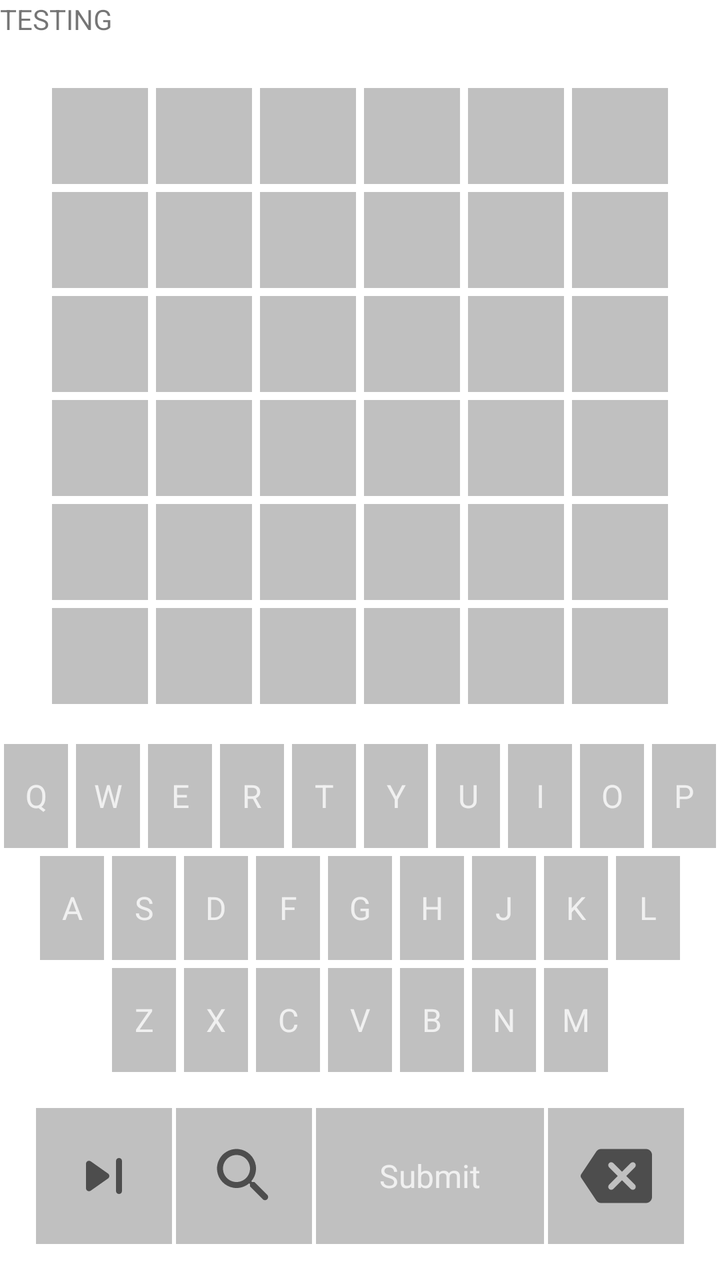
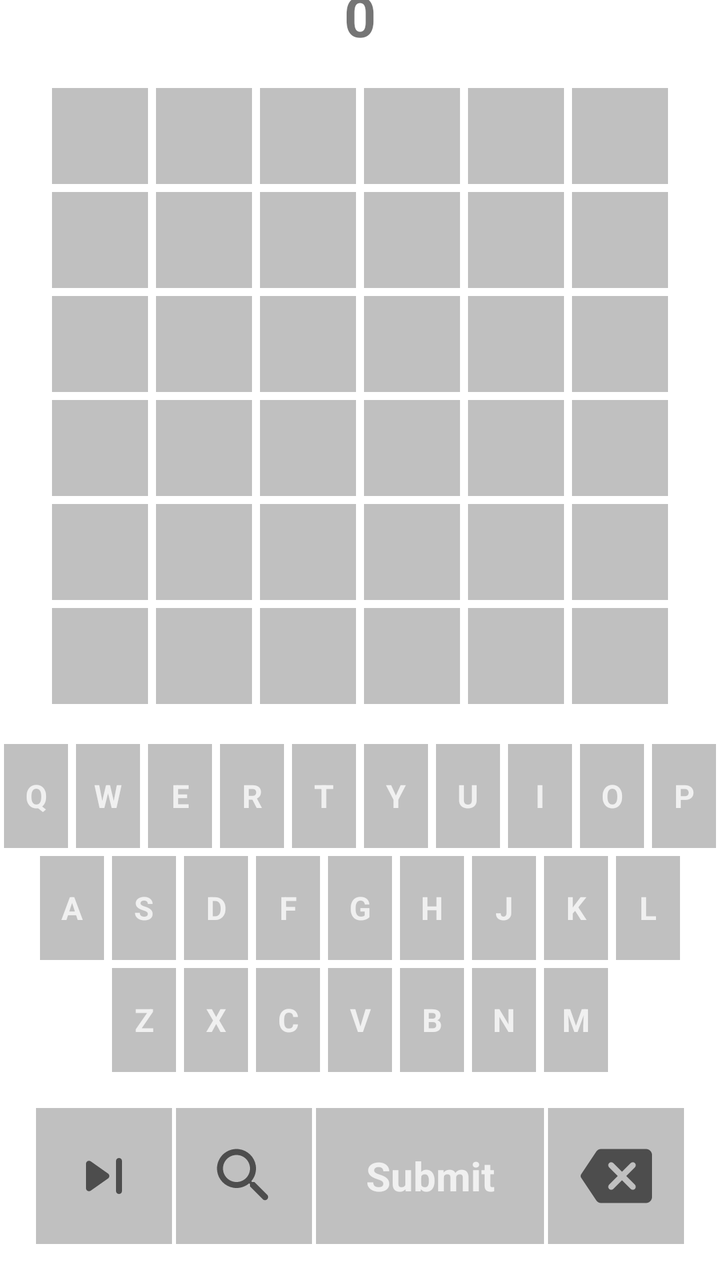

The first picture is an Android layout as it rendered before a commit; the second is the same layout after the commit. The layout source and the unified diff follow.
<!-- AndroidManifest.xml: application theme Theme.Wordy -->
<!-- res/layout/fragment_wordy.xml -->
<?xml version="1.0" encoding="utf-8"?>
<androidx.constraintlayout.widget.ConstraintLayout xmlns:android="http://schemas.android.com/apk/res/android"
  xmlns:app="http://schemas.android.com/apk/res-auto"
  android:layout_width="match_parent"
  android:layout_height="match_parent">

  <TextView
    android:layout_width="match_parent"
    android:layout_height="match_parent"
    android:text="TESTING" />

  <LinearLayout
    android:id="@+id/letter_row_0"
    style="@style/letters_row"
    app:layout_constraintBottom_toTopOf="@id/letter_row_1"
    app:layout_constraintEnd_toEndOf="parent"
    app:layout_constraintStart_toStartOf="parent">

    <TextView
      android:id="@+id/letter_0_0"
      style="@style/letters_slot" />

    <TextView
      android:id="@+id/letter_0_1"
      style="@style/letters_slot" />

    <TextView
      android:id="@+id/letter_0_2"
      style="@style/letters_slot" />

    <TextView
      android:id="@+id/letter_0_3"
      style="@style/letters_slot" />

    <TextView
      android:id="@+id/letter_0_4"
      style="@style/letters_slot" />

    <TextView
      android:id="@+id/letter_0_5"
      style="@style/letters_slot" />

  </LinearLayout>

  <LinearLayout
    android:id="@+id/letter_row_1"
    style="@style/letters_row"
    app:layout_constraintBottom_toTopOf="@id/letter_row_2"
    app:layout_constraintEnd_toEndOf="parent"
    app:layout_constraintStart_toStartOf="parent">

    <TextView
      android:id="@+id/letter_1_0"
      style="@style/letters_slot" />


    <TextView
      android:id="@+id/letter_1_1"
      style="@style/letters_slot" />

    <TextView
      android:id="@+id/letter_1_2"
      style="@style/letters_slot" />

    <TextView
      android:id="@+id/letter_1_3"
      style="@style/letters_slot" />

    <TextView
      android:id="@+id/letter_1_4"
      style="@style/letters_slot" />

    <TextView
      android:id="@+id/letter_1_5"
      style="@style/letters_slot" />

  </LinearLayout>

  <LinearLayout
    android:id="@+id/letter_row_2"
    style="@style/letters_row"
    app:layout_constraintBottom_toTopOf="@id/letter_row_3"
    app:layout_constraintEnd_toEndOf="parent"
    app:layout_constraintStart_toStartOf="parent">

    <TextView
      android:id="@+id/letter_2_0"
      style="@style/letters_slot" />

    <TextView
      android:id="@+id/letter_2_1"
      style="@style/letters_slot" />

    <TextView
      android:id="@+id/letter_2_2"
      style="@style/letters_slot" />

    <TextView
      android:id="@+id/letter_2_3"
      style="@style/letters_slot" />

    <TextView
      android:id="@+id/letter_2_4"
      style="@style/letters_slot" />

    <TextView
      android:id="@+id/letter_2_5"
      style="@style/letters_slot" />

  </LinearLayout>

  <LinearLayout
    android:id="@+id/letter_row_3"
    style="@style/letters_row"
    app:layout_constraintBottom_toTopOf="@id/letter_row_4"
    app:layout_constraintEnd_toEndOf="parent"
    app:layout_constraintStart_toStartOf="parent">

    <TextView
      android:id="@+id/letter_3_0"
      style="@style/letters_slot" />

    <TextView
      android:id="@+id/letter_3_1"
      style="@style/letters_slot" />

    <TextView
      android:id="@+id/letter_3_2"
      style="@style/letters_slot" />

    <TextView
      android:id="@+id/letter_3_3"
      style="@style/letters_slot" />

    <TextView
      android:id="@+id/letter_3_4"
      style="@style/letters_slot" />

    <TextView
      android:id="@+id/letter_3_5"
      style="@style/letters_slot" />

  </LinearLayout>

  <LinearLayout
    android:id="@+id/letter_row_4"
    style="@style/letters_row"
    app:layout_constraintBottom_toTopOf="@id/letter_row_5"
    app:layout_constraintEnd_toEndOf="parent"
    app:layout_constraintStart_toStartOf="parent">

    <TextView
      android:id="@+id/letter_4_0"
      style="@style/letters_slot" />

    <TextView
      android:id="@+id/letter_4_1"
      style="@style/letters_slot" />

    <TextView
      android:id="@+id/letter_4_2"
      style="@style/letters_slot" />

    <TextView
      android:id="@+id/letter_4_3"
      style="@style/letters_slot" />

    <TextView
      android:id="@+id/letter_4_4"
      style="@style/letters_slot" />

    <TextView
      android:id="@+id/letter_4_5"
      style="@style/letters_slot" />

  </LinearLayout>

  <LinearLayout
    android:id="@+id/letter_row_5"
    style="@style/letters_row"
    app:layout_constraintBottom_toTopOf="@id/top_keyboard_row"
    app:layout_constraintEnd_toEndOf="parent"
    app:layout_constraintStart_toStartOf="parent">

    <TextView
      android:id="@+id/letter_5_0"
      style="@style/letters_slot" />


    <TextView
      android:id="@+id/letter_5_1"
      style="@style/letters_slot" />

    <TextView
      android:id="@+id/letter_5_2"
      style="@style/letters_slot" />

    <TextView
      android:id="@+id/letter_5_3"
      style="@style/letters_slot" />

    <TextView
      android:id="@+id/letter_5_4"
      style="@style/letters_slot" />

    <TextView
      android:id="@+id/letter_5_5"
      style="@style/letters_slot" />

  </LinearLayout>

  <LinearLayout
    android:id="@+id/top_keyboard_row"
    style="@style/keyboard_row"
    app:layout_constraintBottom_toTopOf="@id/middle_keyboard_row"
    app:layout_constraintEnd_toEndOf="parent"
    app:layout_constraintStart_toStartOf="parent"
    android:paddingTop="@dimen/spacing">

    <TextView
      style="@style/keyboard_button"
      android:id="@+id/key_q"
      android:text="Q" />

    <TextView
      style="@style/keyboard_button"
      android:id="@+id/key_w"
      android:text="W" />

    <TextView
      style="@style/keyboard_button"
      android:id="@+id/key_e"
      android:text="E" />

    <TextView
      style="@style/keyboard_button"
      android:id="@+id/key_r"
      android:text="R" />

    <TextView
      style="@style/keyboard_button"
      android:id="@+id/key_t"
      android:text="T" />

    <TextView
      style="@style/keyboard_button"
      android:id="@+id/key_y"
      android:text="Y" />

    <TextView
      style="@style/keyboard_button"
      android:id="@+id/key_u"
      android:text="U" />

    <TextView
      style="@style/keyboard_button"
      android:id="@+id/key_i"
      android:text="I" />

    <TextView
      style="@style/keyboard_button"
      android:id="@+id/key_o"
      android:text="O" />

    <TextView
      style="@style/keyboard_button"
      android:id="@+id/key_p"
      android:text="P" />

  </LinearLayout>

  <LinearLayout
    android:id="@+id/middle_keyboard_row"
    style="@style/keyboard_row"
    app:layout_constraintBottom_toTopOf="@id/bottom_keyboard_row"
    app:layout_constraintEnd_toEndOf="parent"
    app:layout_constraintStart_toStartOf="parent">

    <TextView
      style="@style/keyboard_button"
      android:id="@+id/key_a"
      android:text="A" />

    <TextView
      style="@style/keyboard_button"
      android:id="@+id/key_s"
      android:text="S" />

    <TextView
      style="@style/keyboard_button"
      android:id="@+id/key_d"
      android:text="D" />

    <TextView
      style="@style/keyboard_button"
      android:id="@+id/key_f"
      android:text="F" />

    <TextView
      style="@style/keyboard_button"
      android:id="@+id/key_g"
      android:text="G" />

    <TextView
      style="@style/keyboard_button"
      android:id="@+id/key_h"
      android:text="H" />

    <TextView
      style="@style/keyboard_button"
      android:id="@+id/key_j"
      android:text="J" />

    <TextView
      style="@style/keyboard_button"
      android:id="@+id/key_k"
      android:text="K" />

    <TextView
      style="@style/keyboard_button"
      android:id="@+id/key_l"
      android:text="L" />

  </LinearLayout>

  <LinearLayout
    android:id="@+id/bottom_keyboard_row"
    style="@style/keyboard_row"
    app:layout_constraintBottom_toTopOf="@id/action_buttons"
    app:layout_constraintEnd_toEndOf="parent"
    app:layout_constraintStart_toStartOf="parent">

    <TextView
      style="@style/keyboard_button"
      android:id="@+id/key_z"
      android:text="Z" />

    <TextView
      style="@style/keyboard_button"
      android:id="@+id/key_x"
      android:text="X" />

    <TextView
      style="@style/keyboard_button"
      android:id="@+id/key_c"
      android:text="C" />

    <TextView
      style="@style/keyboard_button"
      android:id="@+id/key_v"
      android:text="V" />

    <TextView
      style="@style/keyboard_button"
      android:id="@+id/key_b"
      android:text="B" />

    <TextView
      style="@style/keyboard_button"
      android:id="@+id/key_n"
      android:text="N" />

    <TextView
      style="@style/keyboard_button"
      android:id="@+id/key_m"
      android:text="M" />

  </LinearLayout>

  <androidx.constraintlayout.widget.ConstraintLayout
    android:id="@+id/action_buttons"
    android:layout_width="match_parent"
    android:layout_height="wrap_content"
    app:layout_constraintBottom_toBottomOf="parent"
    android:padding="@dimen/spacing">

    <ImageView
      android:id="@+id/skip_next"
      android:layout_width="wrap_content"
      android:layout_height="0dp"
      android:layout_margin="2dp"
      android:background="?colorButtonSubmitBackground"
      android:drawableLeft="@drawable/ic_round_skip_next_36"
      android:gravity="center"
      android:padding="@dimen/spacing"
      android:src="@drawable/ic_round_skip_next_36"
      android:textColor="?colorButtonSubmitForeground"
      app:layout_constraintBottom_toBottomOf="parent"
      app:layout_constraintStart_toStartOf="parent" />

    <ImageView
      android:id="@+id/show_hint"
      android:layout_width="wrap_content"
      android:layout_height="0dp"
      android:layout_margin="2dp"
      android:background="?colorButtonSubmitBackground"
      android:padding="@dimen/spacing"
      android:src="@drawable/ic_round_search_36"
      android:text="Get Hint"
      android:textColor="?colorButtonSubmitForeground"
      app:layout_constraintBottom_toBottomOf="parent"
      app:layout_constraintStart_toEndOf="@id/skip_next"/>

    <TextView
      android:layout_width="0dp"
      android:layout_height="0dp"
      android:layout_marginStart="2dp"
      android:layout_marginEnd="2dp"
      android:background="?colorButtonSubmitBackground"
      android:elevation="0dp"
      android:gravity="center"
      android:text="Submit"
      android:textColor="?colorButtonSubmitForeground"
      android:textSize="@dimen/text_size"
      app:layout_constraintBottom_toBottomOf="@id/show_hint"
      app:layout_constraintEnd_toStartOf="@id/delete_letter"
      app:layout_constraintStart_toEndOf="@id/show_hint"
      app:layout_constraintTop_toTopOf="@id/show_hint" />

    <ImageView
      android:id="@+id/delete_letter"
      android:layout_width="wrap_content"
      android:layout_height="0dp"
      android:layout_margin="2dp"
      android:background="?colorButtonSubmitBackground"
      android:padding="@dimen/spacing"
      android:src="@drawable/ic_round_backspace_36"
      android:text="Get Hint"
      android:textColor="?colorButtonSubmitForeground"
      app:layout_constraintBottom_toBottomOf="parent"
      app:layout_constraintEnd_toEndOf="parent"/>

  </androidx.constraintlayout.widget.ConstraintLayout>

</androidx.constraintlayout.widget.ConstraintLayout>
<!-- resources referenced by this layout -->
<resources>
  <dimen name="spacing">16dp</dimen>
  <dimen name="text_size">16sp</dimen>
  <!-- drawable ic_round_search_36 (drawable) -->
  <vector android:height="36dp" android:tint="?attr/colorControlNormal"
      android:viewportHeight="24" android:viewportWidth="24"
      android:width="36dp" xmlns:android="http://schemas.android.com/apk/res/android">
      <path android:fillColor="@android:color/white" android:pathData="M15.5,14h-0.79l-0.28,-0.27c1.2,-1.4 1.82,-3.31 1.48,-5.34 -0.47,-2.78 -2.79,-5 -5.59,-5.34 -4.23,-0.52 -7.79,3.04 -7.27,7.27 0.34,2.8 2.56,5.12 5.34,5.59 2.03,0.34 3.94,-0.28 5.34,-1.48l0.27,0.28v0.79l4.25,4.25c0.41,0.41 1.08,0.41 1.49,0 0.41,-0.41 0.41,-1.08 0,-1.49L15.5,14zM9.5,14C7.01,14 5,11.99 5,9.5S7.01,5 9.5,5 14,7.01 14,9.5 11.99,14 9.5,14z"/>
  </vector>
  <!-- drawable ic_round_skip_next_36 (drawable) -->
  <vector android:height="36dp" android:tint="?attr/colorControlNormal"
      android:viewportHeight="24" android:viewportWidth="24"
      android:width="36dp" xmlns:android="http://schemas.android.com/apk/res/android">
      <path android:fillColor="@android:color/white" android:pathData="M7.58,16.89l5.77,-4.07c0.56,-0.4 0.56,-1.24 0,-1.63L7.58,7.11C6.91,6.65 6,7.12 6,7.93v8.14c0,0.81 0.91,1.28 1.58,0.82zM16,7v10c0,0.55 0.45,1 1,1s1,-0.45 1,-1V7c0,-0.55 -0.45,-1 -1,-1s-1,0.45 -1,1z"/>
  </vector>
  <style name="keyboard_button">
      <item name="android:layout_width">32dp</item>
      <item name="android:layout_height">52dp</item>
      <item name="android:gravity">center</item>
      <item name="android:background">?colorButtonSubmitBackground</item>
      <item name="android:paddingStart">0dp</item>
      <item name="android:paddingEnd">0dp</item>
      <item name="android:paddingTop">0dp</item>
      <item name="android:paddingBottom">0dp</item>
      <item name="android:layout_marginStart">2dp</item>
      <item name="android:layout_marginEnd">2dp</item>
      <item name="android:layout_marginTop">2dp</item>
      <item name="android:layout_marginBottom">2dp</item>
      <item name="android:textColor">?colorButtonSubmitForeground</item>
      <item name="android:textSize">@dimen/text_size</item>
    </style>
  <style name="keyboard_row">
      <item name="android:layout_width">wrap_content</item>
      <item name="android:layout_height">wrap_content</item>
      <item name="android:orientation">horizontal</item>
    </style>
  <style name="letters_row">
      <item name="android:layout_width">wrap_content</item>
      <item name="android:layout_height">wrap_content</item>
      <item name="android:orientation">horizontal</item>
    </style>
  <style name="letters_slot">
      <item name="android:layout_width">48dp</item>
      <item name="android:layout_height">48dp</item>
      <item name="android:background">?colorButtonSubmitBackground</item>
      <item name="android:gravity">center</item>
      <item name="android:layout_margin">2dp</item>
    </style>
  <style name="Theme.Wordy" parent="Theme.MaterialComponents.DayNight.DarkActionBar">
  
      <item name="colorPrimary">#FFE5B4</item>
      <item name="colorPrimaryVariant">#FFE5B4</item>
      <item name="colorOnPrimary">#FFE5B4</item>
  
      <item name="android:statusBarColor" tools:targetApi="l">?attr/colorPrimaryVariant</item>
      <item name="android:windowLightStatusBar" tools:targetApi="23">true</item>
      <item name="android:navigationBarColor">#FFE5B4</item>
  
      <item name="colorBackground">#FFE5B4</item>
      <item name="colorLetterMatch">#FFE5B4</item>
      <item name="colorLetterNoMatch">#FFE5B4</item>
      <item name="colorLetterPresent">#FFE5B4</item>
  
      <item name="colorButtonSubmitForeground">#F0F0F0</item>
      <item name="colorButtonSubmitBackground">#C0C0C0</item>
  
    </style>
  <!-- unchanged entries left out for length: 1 -->
</resources>

<!-- the commit's change to res/layout/fragment_wordy.xml (unified diff, before → after) -->
@@ -5,9 +5,17 @@
   android:layout_height="match_parent">
 
   <TextView
-    android:layout_width="match_parent"
-    android:layout_height="match_parent"
-    android:text="TESTING" />
+    android:id="@+id/score_message"
+    android:layout_width="wrap_content"
+    android:layout_height="wrap_content"
+    android:textSize="@dimen/score_text_size"
+    android:text="Score\n0"
+    android:gravity="center_horizontal"
+    android:paddingBottom="@dimen/spacing"
+    android:textStyle="bold"
+    app:layout_constraintBottom_toTopOf="@id/letter_row_0"
+    app:layout_constraintStart_toStartOf="parent"
+    app:layout_constraintEnd_toEndOf="parent"/>
 
   <LinearLayout
     android:id="@+id/letter_row_0"
@@ -411,7 +419,8 @@
       android:gravity="center"
       android:text="Submit"
       android:textColor="?colorButtonSubmitForeground"
-      android:textSize="@dimen/text_size"
+      android:textSize="@dimen/submit_text_size"
+      android:textStyle="bold"
       app:layout_constraintBottom_toBottomOf="@id/show_hint"
       app:layout_constraintEnd_toStartOf="@id/delete_letter"
       app:layout_constraintStart_toEndOf="@id/show_hint"
<!-- resource entries referenced after the edit -->
@@ -1,7 +1,8 @@
 <!-- resources referenced by this layout -->
 <resources>
+  <dimen name="score_text_size">28sp</dimen>
   <dimen name="spacing">16dp</dimen>
-  <dimen name="text_size">16sp</dimen>
+  <dimen name="submit_text_size">20sp</dimen>
   <!-- drawable ic_round_search_36 (drawable) -->
   <vector android:height="36dp" android:tint="?attr/colorControlNormal"
       android:viewportHeight="24" android:viewportWidth="24"
@@ -27,8 +28,9 @@
       <item name="android:layout_marginEnd">2dp</item>
       <item name="android:layout_marginTop">2dp</item>
       <item name="android:layout_marginBottom">2dp</item>
+      <item name="android:textStyle">bold</item>
       <item name="android:textColor">?colorButtonSubmitForeground</item>
-      <item name="android:textSize">@dimen/text_size</item>
+      <item name="android:textSize">@dimen/keyboard_text_size</item>
     </style>
   <style name="keyboard_row">
       <item name="android:layout_width">wrap_content</item>
@@ -66,6 +68,7 @@
       <item name="colorButtonSubmitBackground">#C0C0C0</item>
   
     </style>
+  <dimen name="keyboard_text_size">16sp</dimen>
   <!-- unchanged entries left out for length: 1 -->
 </resources>
 
